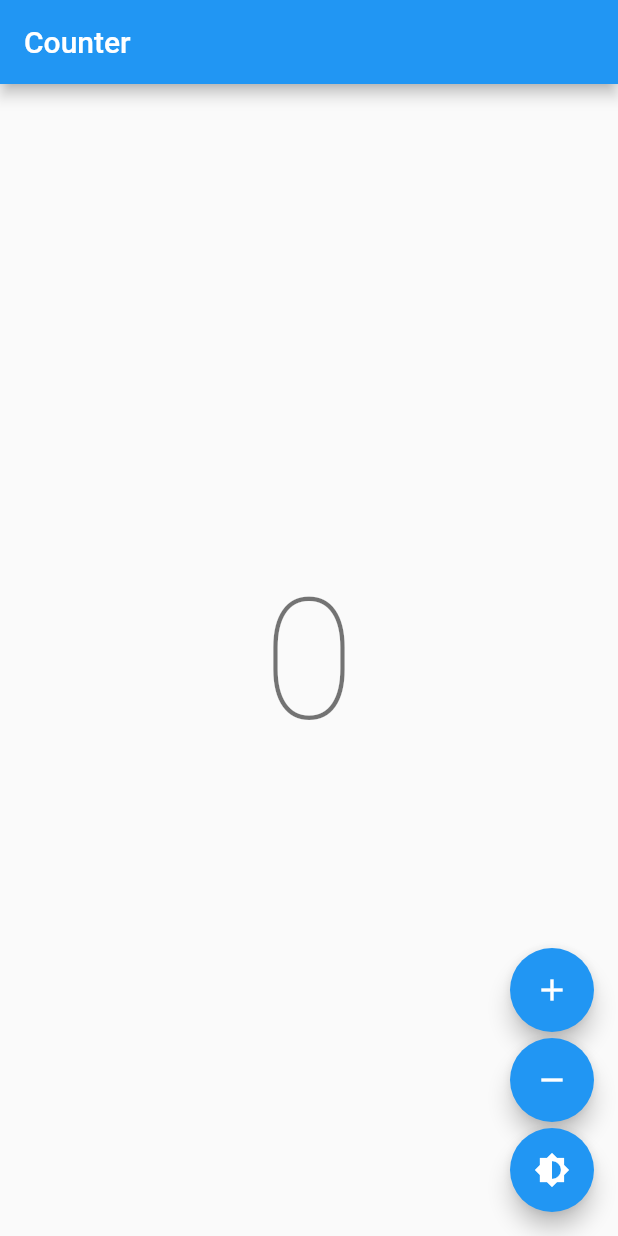
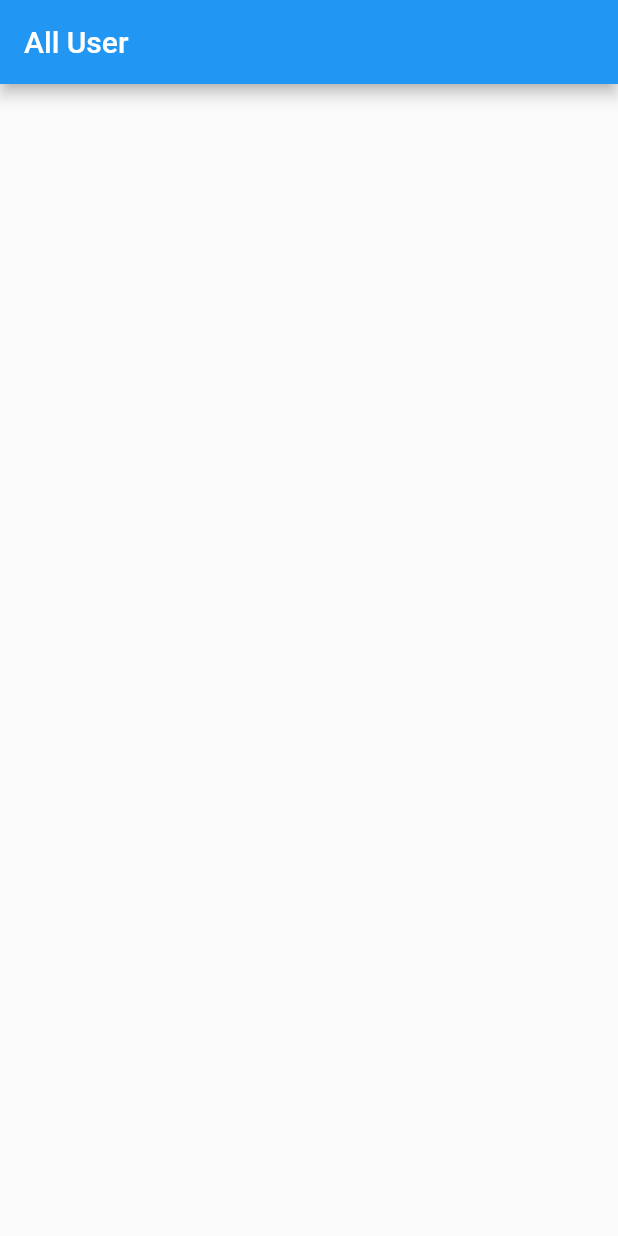
Before and after one commit to iftikharfadjar/flutter-bloc, a Flutter app: the screen it shows after launch, on a phone screen of 412 x 824 dp. Run offline on Flutter 3.47's test engine with Material 2 defaults, Android fonts, the phone set to English and light mode, and no system bars; our stand-ins replace flutter_bloc.

```diff
--- /dev/null
+++ b/lib/app.dart
@@ -0,0 +1,24 @@
+import 'package:bloc1/pages/home/home.dart';
+import 'package:flutter/material.dart';
+import 'package:flutter_bloc/flutter_bloc.dart';
+
+class App extends StatelessWidget {
+  /// {@macro app}
+  const App({Key? key}) : super(key: key);
+
+  @override
+  Widget build(BuildContext context) {
+    return MultiBlocProvider(providers: [], child: AppView());
+  }
+}
+
+class AppView extends StatelessWidget {
+  const AppView({super.key});
+
+  @override
+  Widget build(BuildContext context) {
+    return MaterialApp(
+      home: HomePage(),
+    );
+  }
+}
--- /dev/null
+++ b/lib/general_observer.dart
@@ -0,0 +1,16 @@
+import 'package:flutter/material.dart';
+import 'package:flutter_bloc/flutter_bloc.dart';
+
+class AppBlocObserver extends BlocObserver {
+  @override
+  void onChange(BlocBase bloc, Change change) {
+    super.onChange(bloc, change);
+    if (bloc is Cubit) print(change);
+  }
+
+  @override
+  void onTransition(Bloc bloc, Transition transition) {
+    super.onTransition(bloc, transition);
+    print(transition);
+  }
+}
--- a/lib/main.dart
+++ b/lib/main.dart
@@ -5,173 +5,10 @@
 
 import 'package:flutter/material.dart';
 import 'package:flutter_bloc/flutter_bloc.dart';
+import 'general_observer.dart';
+import 'app.dart';
 
 void main() {
   Bloc.observer = AppBlocObserver();
   runApp(const App());
 }
-
-/// Custom [BlocObserver] that observes all bloc and cubit state changes.
-class AppBlocObserver extends BlocObserver {
-  @override
-  void onChange(BlocBase bloc, Change change) {
-    super.onChange(bloc, change);
-    if (bloc is Cubit) print(change);
-  }
-
-  @override
-  void onTransition(Bloc bloc, Transition transition) {
-    super.onTransition(bloc, transition);
-    print(transition);
-  }
-}
-
-/// {@template app}
-/// A [StatelessWidget] that:
-/// * uses [bloc](https://pub.dev/packages/bloc) and
-/// [flutter_bloc](https://pub.dev/packages/flutter_bloc)
-/// to manage the state of a counter and the app theme.
-/// {@endtemplate}
-class App extends StatelessWidget {
-  /// {@macro app}
-  const App({Key? key}) : super(key: key);
-
-  @override
-  Widget build(BuildContext context) {
-    return BlocProvider(
-      create: (_) => ThemeCubit(),
-      child: const AppView(),
-    );
-  }
-}
-
-/// {@template app_view}
-/// A [StatelessWidget] that:
-/// * reacts to state changes in the [ThemeCubit]
-/// and updates the theme of the [MaterialApp].
-/// * renders the [CounterPage].
-/// {@endtemplate}
-class AppView extends StatelessWidget {
-  /// {@macro app_view}
-  const AppView({Key? key}) : super(key: key);
-
-  @override
-  Widget build(BuildContext context) {
-    return BlocBuilder<ThemeCubit, ThemeData>(
-      builder: (_, theme) {
-        return MaterialApp(
-          theme: theme,
-          home: const CounterPage(),
-        );
-      },
-    );
-  }
-}
-
-/// {@template counter_page}
-/// A [StatelessWidget] that:
-/// * provides a [CounterBloc] to the [CounterView].
-/// {@endtemplate}
-class CounterPage extends StatelessWidget {
-  /// {@macro counter_page}
-  const CounterPage({Key? key}) : super(key: key);
-
-  @override
-  Widget build(BuildContext context) {
-    return BlocProvider(
-      create: (_) => CounterBloc(),
-      child: const CounterView(),
-    );
-  }
-}
-
-/// {@template counter_view}
-/// A [StatelessWidget] that:
-/// * demonstrates how to consume and interact with a [CounterBloc].
-/// {@endtemplate}
-class CounterView extends StatelessWidget {
-  /// {@macro counter_view}
-  const CounterView({Key? key}) : super(key: key);
-
-  @override
-  Widget build(BuildContext context) {
-    return Scaffold(
-      appBar: AppBar(title: const Text('Counter')),
-      body: Center(
-        child: BlocBuilder<CounterBloc, int>(
-          builder: (context, count) {
-            return Text('$count',
-                style: Theme.of(context).textTheme.displayLarge);
-          },
-        ),
-      ),
-      floatingActionButton: Column(
-        crossAxisAlignment: CrossAxisAlignment.end,
-        mainAxisAlignment: MainAxisAlignment.end,
-        children: <Widget>[
-          FloatingActionButton(
-            child: const Icon(Icons.add),
-            onPressed: () => context.read<CounterBloc>().add(Increment()),
-          ),
-          const SizedBox(height: 4),
-          FloatingActionButton(
-            child: const Icon(Icons.remove),
-            onPressed: () => context.read<CounterBloc>().add(Decrement()),
-          ),
-          const SizedBox(height: 4),
-          FloatingActionButton(
-            child: const Icon(Icons.brightness_6),
-            onPressed: () => context.read<ThemeCubit>().toggleTheme(),
-          ),
-        ],
-      ),
-    );
-  }
-}
-
-/// Event being processed by [CounterBloc].
-abstract class CounterEvent {}
-
-/// Notifies bloc to increment state.
-class Increment extends CounterEvent {}
-
-/// Notifies bloc to decrement state.
-class Decrement extends CounterEvent {}
-
-/// {@template counter_bloc}
-/// A simple [Bloc] that manages an `int` as its state.
-/// {@endtemplate}
-class CounterBloc extends Bloc<CounterEvent, int> {
-  /// {@macro counter_bloc}
-  CounterBloc() : super(0) {
-    on<Increment>((event, emit) => emit(state + 1));
-    on<Decrement>((event, emit) => emit(state - 1));
-  }
-}
-
-/// {@template brightness_cubit}
-/// A simple [Cubit] that manages the [ThemeData] as its state.
-/// {@endtemplate}
-class ThemeCubit extends Cubit<ThemeData> {
-  /// {@macro brightness_cubit}
-  ThemeCubit() : super(_lightTheme);
-
-  static final _lightTheme = ThemeData(
-    floatingActionButtonTheme: const FloatingActionButtonThemeData(
-      foregroundColor: Colors.white,
-    ),
-    brightness: Brightness.light,
-  );
-
-  static final _darkTheme = ThemeData(
-    floatingActionButtonTheme: const FloatingActionButtonThemeData(
-      foregroundColor: Colors.black,
-    ),
-    brightness: Brightness.dark,
-  );
-
-  /// Toggles the current brightness between light and dark.
-  void toggleTheme() {
-    emit(state.brightness == Brightness.dark ? _lightTheme : _darkTheme);
-  }
-}
--- /dev/null
+++ b/lib/pages/home/home.dart
@@ -0,0 +1,12 @@
+import 'package:flutter/material.dart';
+
+class HomePage extends StatelessWidget {
+  const HomePage({Key? key}) : super(key: key);
+
+  @override
+  Widget build(BuildContext context) {
+    return Scaffold(
+      appBar: AppBar(title: Text("All User")),
+    );
+  }
+}
```
